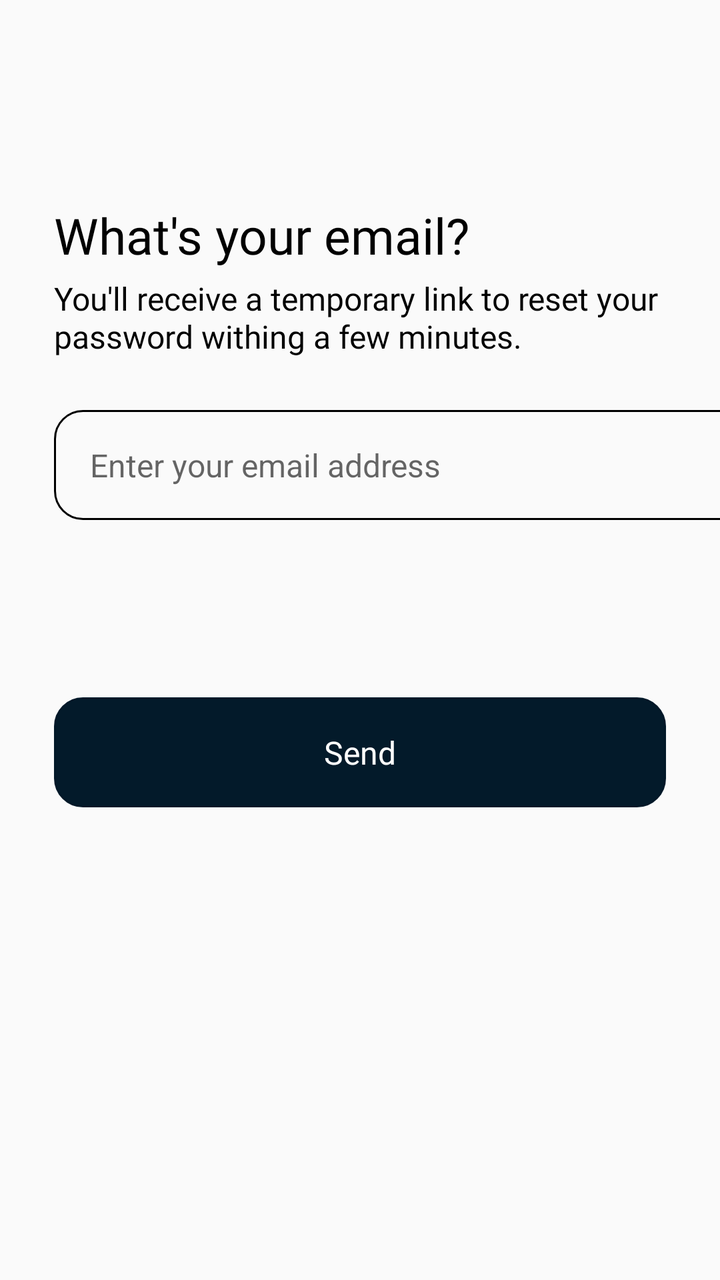
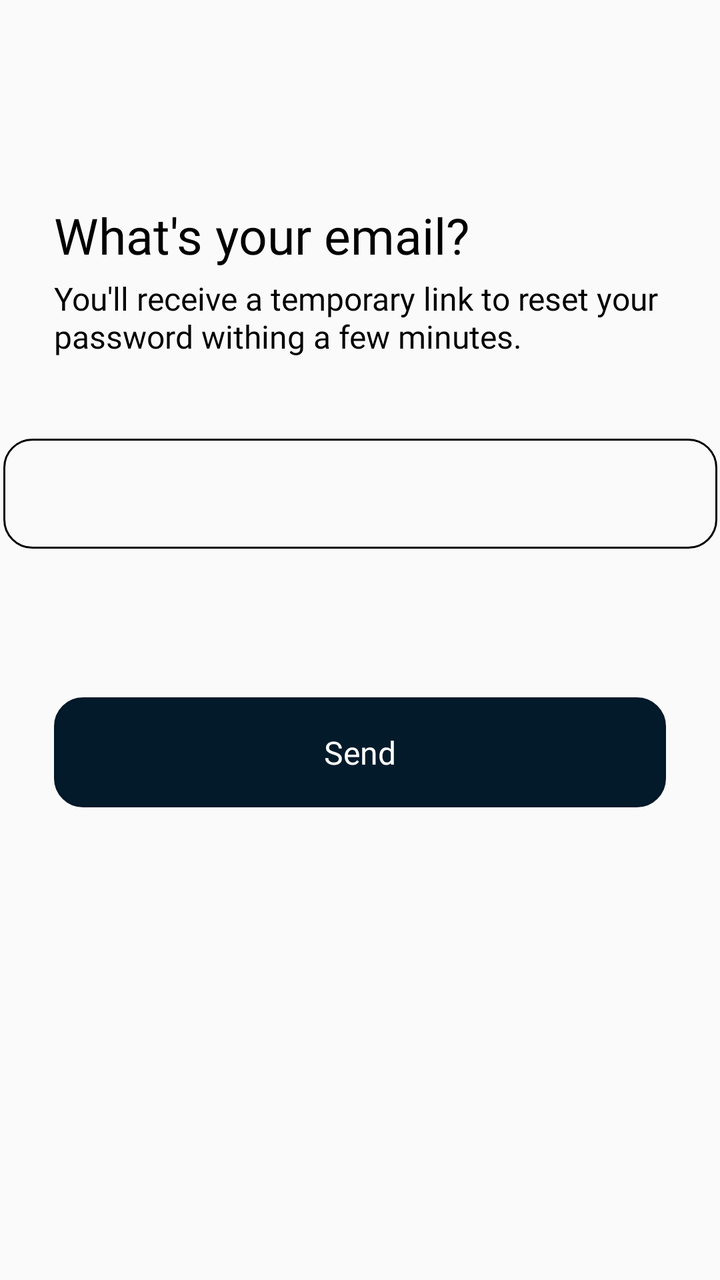

Compare the two renders of this Android layout. The source of the first and the diff that turns it into the second are given below.
<!-- AndroidManifest.xml: application theme Theme.Nearmate -->
<!-- res/layout/activity_forgot_password.xml -->
<?xml version="1.0" encoding="utf-8"?>
<androidx.constraintlayout.widget.ConstraintLayout xmlns:android="http://schemas.android.com/apk/res/android"
    xmlns:app="http://schemas.android.com/apk/res-auto"
    xmlns:tools="http://schemas.android.com/tools"
    android:id="@+id/main"
    android:layout_width="match_parent"
    android:layout_height="match_parent"
    tools:context=".features.forgotpassword.ForgotPasswordActivity">


    <FrameLayout
        android:id="@+id/forgotPasswordButtonContainer"
        android:layout_width="0dp"
        android:layout_height="55dp"
        android:layout_marginStart="27dp"
        android:layout_marginEnd="27dp"
        app:layout_constraintBottom_toBottomOf="parent"
        app:layout_constraintEnd_toEndOf="parent"
        app:layout_constraintStart_toStartOf="parent"
        app:layout_constraintTop_toTopOf="parent"
        app:layout_constraintVertical_bias="0.596">

        <Button
            android:id="@+id/sendButton"
            android:layout_width="match_parent"
            android:layout_height="match_parent"
            android:background="@drawable/rounded_corner"
            android:backgroundTint="@color/colorPrimary"
            android:fontFamily="@font/poppins_bold"
            android:text="@string/send"
            android:textColor="@color/white"
            android:textSize="16sp"
            android:textAllCaps="false" />

        <ProgressBar
            android:id="@+id/forgotProgressBar"
            style="?android:attr/progressBarStyleSmall"
            android:layout_width="30dp"
            android:layout_height="30dp"
            android:visibility="gone"
            android:indeterminate="true"
            android:layout_gravity="center"
            android:indeterminateTint="@color/white"
            android:indeterminateTintMode="src_in" />

    </FrameLayout>


    <EditText
        android:id="@+id/forgotPasswordEmailInput"
        android:layout_width="357dp"
        android:layout_height="55dp"
        android:layout_marginStart="27dp"
        android:layout_marginTop="10dp"
        android:layout_marginEnd="27dp"
        android:background="@drawable/rounded_corner"
        android:hint="@string/enter_your_email_address"
        android:inputType="textEmailAddress"
        android:paddingLeft="18dp"
        android:textSize="16sp"
        app:layout_constraintBottom_toBottomOf="parent"
        app:layout_constraintEnd_toEndOf="parent"
        app:layout_constraintHorizontal_bias="0.0"
        app:layout_constraintStart_toStartOf="parent"
        app:layout_constraintTop_toTopOf="parent"
        app:layout_constraintVertical_bias="0.339" />

    <TextView
        android:layout_width="347dp"
        android:layout_height="40dp"
        android:layout_marginStart="27dp"
        android:layout_marginTop="4dp"
        android:textSize="16sp"
        android:layout_marginEnd="37dp"
        android:fontFamily="@font/poppins"
        android:text="@string/forgot_password_subheader"
        android:textColor="@color/black"
        app:layout_constraintEnd_toEndOf="parent"
        app:layout_constraintHorizontal_bias="0.0"
        app:layout_constraintStart_toStartOf="parent"
        app:layout_constraintTop_toBottomOf="@+id/whatsYourEmailTv" />

    <TextView
        android:id="@+id/whatsYourEmailTv"
        android:layout_width="wrap_content"
        android:layout_height="wrap_content"
        android:layout_marginStart="27dp"
        android:layout_marginEnd="291dp"
        android:fontFamily="@font/poppins_bold"
        android:text="@string/Whats_your_email"
        android:textColor="@color/black"
        android:textSize="25sp"
        app:layout_constraintBottom_toBottomOf="parent"
        app:layout_constraintEnd_toEndOf="parent"
        app:layout_constraintHorizontal_bias="0.0"
        app:layout_constraintStart_toStartOf="parent"
        app:layout_constraintTop_toTopOf="parent"
        app:layout_constraintVertical_bias="0.166" />

</androidx.constraintlayout.widget.ConstraintLayout>
<!-- resources referenced by this layout -->
<resources>
  <color name="black">#FF000000</color>
  <color name="colorPrimary">#FC011828</color>
  <color name="white">#FFFFFFFF</color>
  <!-- drawable rounded_corner (drawable) -->
  <?xml version="1.0" encoding="utf-8"?>
  <shape xmlns:android="http://schemas.android.com/apk/res/android" android:shape="rectangle">
      <corners android:radius="14dp" />
      <stroke android:width="1dp" android:color="@color/black"/>
  </shape>
  <string name="Whats_your_email">What\'s your email?</string>
  <string name="enter_your_email_address">Enter your email address</string>
  <string name="forgot_password_subheader">You\'ll receive a temporary link to reset your password withing a few minutes.</string>
  <string name="send">Send</string>
  <style name="Theme.Nearmate" parent="Base.Theme.Nearmate" />
  <style name="Base.Theme.Nearmate" parent="Theme.AppCompat.Light.NoActionBar">
          
          
      </style>
</resources>

<!-- the commit's change to res/layout/activity_forgot_password.xml (unified diff, before → after) -->
@@ -46,18 +46,11 @@
     </FrameLayout>
 
 
-    <EditText
-        android:id="@+id/forgotPasswordEmailInput"
-        android:layout_width="357dp"
-        android:layout_height="55dp"
-        android:layout_marginStart="27dp"
-        android:layout_marginTop="10dp"
-        android:layout_marginEnd="27dp"
-        android:background="@drawable/rounded_corner"
-        android:hint="@string/enter_your_email_address"
-        android:inputType="textEmailAddress"
-        android:paddingLeft="18dp"
-        android:textSize="16sp"
+    <include
+        android:id="@+id/emailInputField"
+        layout="@layout/layout_input_field"
+        android:layout_width="match_parent"
+        android:layout_height="wrap_content"
         app:layout_constraintBottom_toBottomOf="parent"
         app:layout_constraintEnd_toEndOf="parent"
         app:layout_constraintHorizontal_bias="0.0"
@@ -98,3 +91,36 @@
         app:layout_constraintVertical_bias="0.166" />
 
 </androidx.constraintlayout.widget.ConstraintLayout>
+<!-- res/layout/layout_input_field.xml (included above) -->
+<?xml version="1.0" encoding="utf-8"?>
+<androidx.constraintlayout.widget.ConstraintLayout xmlns:android="http://schemas.android.com/apk/res/android"
+    xmlns:app="http://schemas.android.com/apk/res-auto"
+    android:layout_width="match_parent"
+    android:layout_height="wrap_content">
+
+    <TextView
+        android:id="@+id/inputLabel"
+        android:layout_width="wrap_content"
+        android:layout_height="wrap_content"
+        android:layout_marginStart="27dp"
+        android:fontFamily="@font/poppins_bold"
+        android:textColor="@color/colorPrimary"
+        android:textSize="16sp"
+        app:layout_constraintStart_toStartOf="parent"
+        app:layout_constraintTop_toTopOf="parent" />
+
+    <EditText
+        android:id="@+id/inputEditText"
+        android:layout_width="357dp"
+        android:layout_height="55dp"
+        android:layout_marginStart="27dp"
+        android:layout_marginTop="10dp"
+        android:layout_marginEnd="27dp"
+        android:background="@drawable/rounded_corner"
+        android:paddingLeft="18dp"
+        android:textSize="16sp"
+        app:layout_constraintEnd_toEndOf="parent"
+        app:layout_constraintStart_toStartOf="parent"
+        app:layout_constraintTop_toBottomOf="@+id/inputLabel" />
+
+</androidx.constraintlayout.widget.ConstraintLayout>
<!-- resource entries referenced after the edit -->
@@ -10,7 +10,6 @@
       <stroke android:width="1dp" android:color="@color/black"/>
   </shape>
   <string name="Whats_your_email">What\'s your email?</string>
-  <string name="enter_your_email_address">Enter your email address</string>
   <string name="forgot_password_subheader">You\'ll receive a temporary link to reset your password withing a few minutes.</string>
   <string name="send">Send</string>
   <style name="Theme.Nearmate" parent="Base.Theme.Nearmate" />
